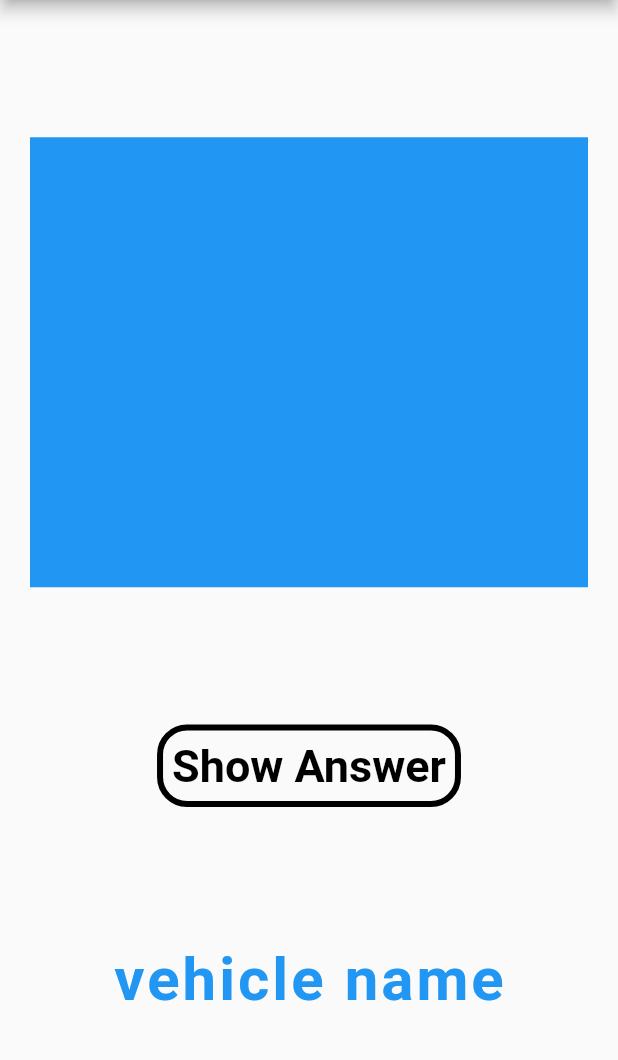
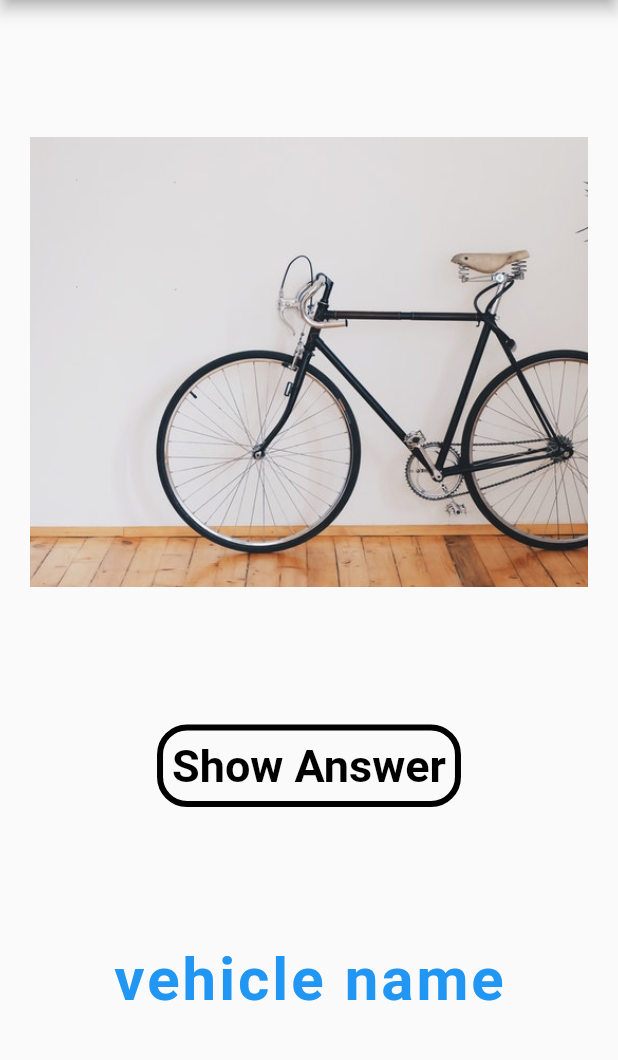
Before and after one commit to ella97/image_guess, a Flutter app: the screen it shows after launch, on a phone screen of 412 x 824 dp, the part 84-1144 px from its top. Run offline on Flutter 3.47's test engine with Material 2 defaults, Android fonts, the phone set to English and light mode, and no system bars.

```diff
--- a/lib/main.dart
+++ b/lib/main.dart
@@ -28,7 +28,19 @@ class MyHomePage extends StatefulWidget {
 }
 
 class _MyHomePageState extends State<MyHomePage> {
-  String currentVehicleName = 'vehicle name';
+  List<String> vehicleNames = [
+    'bicycle',
+    'boat',
+    'car',
+    'excavator',
+    'helicopter',
+    'motobike',
+    'plane',
+    'tractor',
+    'train',
+    'truck'
+  ];
+  String currentVehicleName = '';
 
   @override
   Widget build(BuildContext context) {
@@ -42,9 +54,10 @@ class _MyHomePageState extends State<MyHomePage> {
           children: <Widget>[
             Padding(
               padding: const EdgeInsets.fromLTRB(20.0, 0, 20.0, 0),
-              child: Container(
+              child: Image.asset(
+                'assets/images/${vehicleNames[0]}.jpeg',
                 height: 300,
-                color: Colors.blue,
+                fit: BoxFit.fitHeight,
               ),
             ),
             OutlineButton(
@@ -68,13 +81,14 @@ class _MyHomePageState extends State<MyHomePage> {
               highlightedBorderColor: Colors.black,
             ),
             Text(
-             'vehicle name',
+              'vehicle name',
               style: TextStyle(
                 fontSize: 40,
                 fontWeight: FontWeight.bold,
                 color: Colors.blue,
                 letterSpacing: 2,
-              ),),
+              ),
+            ),
           ],
         ),
       ),
--- a/pubspec.yaml
+++ b/pubspec.yaml
@@ -45,8 +45,8 @@ flutter:
   uses-material-design: true
 
   # To add assets to your application, add an assets section, like this:
-  # assets:
-  #   - images/a_dot_burr.jpeg
+  assets:
+     - assets/images/
   #   - images/a_dot_ham.jpeg
 
   # An image asset can refer to one or more resolution-specific "variants", see
```
Also changed, not shown: assets/images/bicycle.jpeg (added), assets/images/boat.jpeg (added), assets/images/car.jpeg (added), assets/images/excavator.jpeg (added), assets/images/helicopter.jpeg (added), assets/images/motorbike.jpeg (added), assets/images/plane.jpeg (added), assets/images/tractor.jpeg (added), assets/images/train.jpeg (added), assets/images/truck.jpeg (added).
